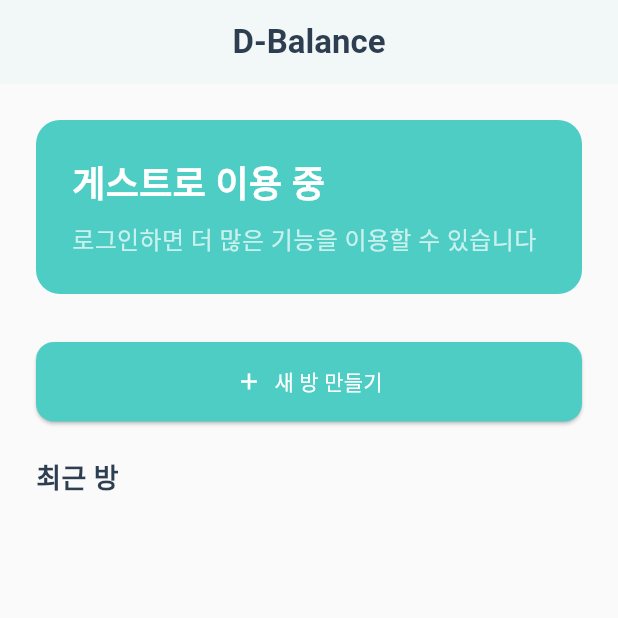
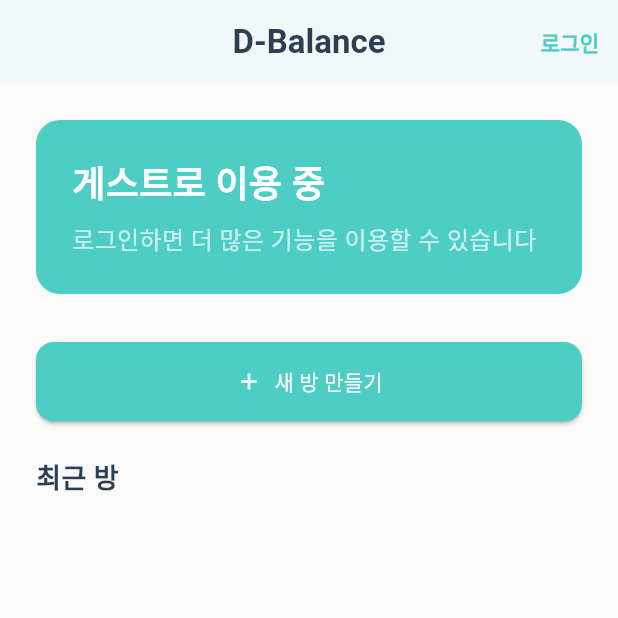
Before and after one commit to hoseong1324/dbalance-flutter, a Flutter app: the screen it shows after launch, on a phone screen of 412 x 824 dp, the top half of it. Run offline on Flutter 3.47's test engine with Material 3 defaults, Android fonts, the light colour scheme and no system bars; our stand-ins replace device_info_plus, dio, flutter_riverpod, flutter_secure_storage, go_router, google_sign_in and 2 more; missing offline and left inert: kakao_flutter_sdk; network calls fail.

Commit message:
fix: 방 생성 API 응답 처리 및 로그인 버튼 추가
✅ 방 생성 API 응답 처리 수정:
- 서버 응답 구조 확인 (data 필드 포함 여부)
- 201 응답에서 Room 객체 정상 파싱
- 'type Null' 에러 해결

✅ 홈 화면에 로그인 버튼 추가:
- 게스트 상태에서 로그인 버튼 표시
- 로그인된 상태에서 로그아웃 버튼 표시
- 게스트로도 모든 기능 사용 가능

✅ 네비게이션 수정:
- HomeScreen에서 Go Router 사용
- 다이얼로그에서 context.pop() 사용

```diff
--- a/lib/core/routing/app_router.dart
+++ b/lib/core/routing/app_router.dart
@@ -64,8 +64,11 @@ final routerProvider = Provider<GoRouter>((ref) {
       final currentLocation = state.fullPath ?? '/';
       final authState = ref.read(authStateProvider);
 
+      print('🔄 라우터 리다이렉트 체크: $currentLocation, AuthState: $authState');
+
       // 스플래시 화면에서는 리다이렉트하지 않음
       if (currentLocation == '/splash') {
+        print('✅ 스플래시 화면 - 리다이렉트 없음');
         return null;
       }
 
@@ -74,6 +77,7 @@ final routerProvider = Provider<GoRouter>((ref) {
           !currentLocation.startsWith('/login') &&
           !currentLocation.startsWith('/signup') &&
           !currentLocation.startsWith('/social-login')) {
+        print('🔒 로그인 필요 - 로그인 화면으로 리다이렉트');
         return '/login';
       }
 
@@ -81,9 +85,11 @@ final routerProvider = Provider<GoRouter>((ref) {
       if ((authState == AuthState.signedIn || authState == AuthState.guest) &&
           (currentLocation.startsWith('/login') ||
            currentLocation.startsWith('/signup'))) {
+        print('🏠 이미 인증됨 - 홈으로 리다이렉트');
         return '/home';
       }
 
+      print('✅ 리다이렉트 없음 - 정상 진행');
       return null;
     },
 
--- a/lib/features/rooms/screens/home_screen.dart
+++ b/lib/features/rooms/screens/home_screen.dart
@@ -35,11 +35,7 @@ class _HomeScreenState extends ConsumerState<HomeScreen> {
       );
 
       if (mounted) {
-        Navigator.of(context).push(
-          MaterialPageRoute(
-            builder: (context) => RoomDetailScreen(roomId: room.id),
-          ),
-        );
+        context.push('/room/${room.id}');
         _roomNameController.clear();
       }
     } catch (e) {
@@ -68,14 +64,14 @@ class _HomeScreenState extends ConsumerState<HomeScreen> {
         actions: [
           TextButton(
             onPressed: () {
-              Navigator.of(context).pop();
+              context.pop();
               _roomNameController.clear();
             },
             child: const Text('취소'),
           ),
           ElevatedButton(
             onPressed: () {
-              Navigator.of(context).pop();
+              context.pop();
               _createRoom();
             },
             style: ElevatedButton.styleFrom(
@@ -123,6 +119,17 @@ class _HomeScreenState extends ConsumerState<HomeScreen> {
           ),
         ),
         actions: [
+          if (!isSignedIn)
+            TextButton(
+              onPressed: () => context.push('/login'),
+              child: const Text(
+                '로그인',
+                style: TextStyle(
+                  color: Color(0xFF4ECDC4),
+                  fontWeight: FontWeight.w600,
+                ),
+              ),
+            ),
           if (isSignedIn)
             IconButton(
               icon: const Icon(Icons.logout),
```
Also changed, not shown: lib/features/auth/screens/splash_screen.dart (+8 -4 lines), lib/features/rooms/repository/rooms_repository.dart (+11 -1 lines).
